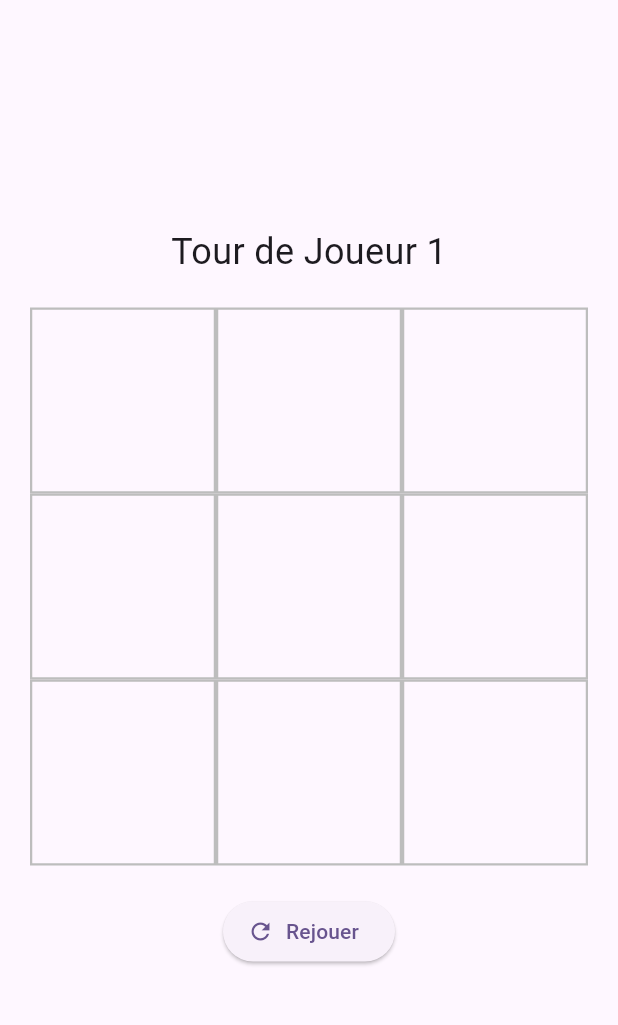
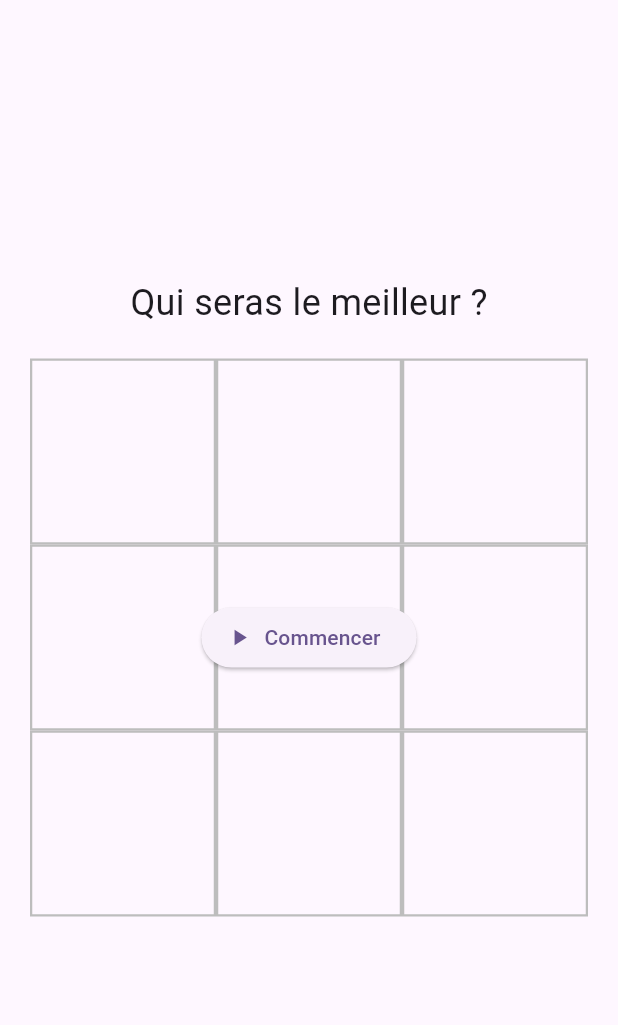
Before and after one commit to PerezdelaLamaJulien/tic_tac_toe, a Flutter app: the screen it shows after launch, on a phone screen of 412 x 824 dp, the part 63-1088 px from its top. Run offline on Flutter 3.47's test engine with Material 3 defaults, Android fonts, the phone set to English and light mode, and no system bars; our stand-ins replace flutter_riverpod; missing offline and left inert: matrix4_transform.

Commit message:
Add coin flip to define starting player (#2)

```diff
--- a/lib/game/models/player.dart
+++ b/lib/game/models/player.dart
@@ -1,13 +1,12 @@
-
 enum Player { one, two }
 
 extension PlayerExtension on Player {
   String get playerName {
     switch (this) {
       case Player.one:
-        return 'Joueur 1';
+        return 'Joueur Bleu';
       case Player.two:
-        return 'Joueur 2';
-      }
+        return 'Joueur Rouge';
+    }
   }
 }
--- a/lib/game/models/tile_state.dart
+++ b/lib/game/models/tile_state.dart
@@ -19,7 +19,7 @@ extension TileStateExtension on TileState {
       case TileState.one:
         return Colors.indigo;
       case TileState.two:
-        return Colors.red;
+        return Colors.red.shade700;
       default:
         return Colors.transparent;
     }
@@ -30,7 +30,7 @@ extension TileStateExtension on TileState {
       case TileState.one:
         return Colors.blueAccent;
       case TileState.two:
-        return Colors.pinkAccent;
+        return Colors.redAccent;
       default:
         return Colors.transparent;
     }
--- a/lib/ui/board_game.dart
+++ b/lib/ui/board_game.dart
@@ -5,32 +5,58 @@ import 'package:tic_tac_toe/game/game_notifier.dart';
 import 'board_tile.dart';
 
 class BoardGame extends ConsumerWidget {
-  const BoardGame({
-    super.key,
-  });
+  final Function() onStartGame;
+
+  const BoardGame({super.key, required this.onStartGame});
 
   @override
   Widget build(BuildContext context, WidgetRef ref) {
     final game = ref.watch(gameProvider);
     final controller = ref.read(gameProvider.notifier);
 
-    return AspectRatio(
+    return Stack(
+      children: [
+        AspectRatio(
           aspectRatio: 1,
           child: GridView.builder(
             itemCount: 9,
             physics: NeverScrollableScrollPhysics(),
             gridDelegate: const SliverGridDelegateWithFixedCrossAxisCount(
-            crossAxisCount: 3),
+              crossAxisCount: 3,
+            ),
             itemBuilder: (context, index) {
               final isHighlighted = game.winningLine?.contains(index) ?? false;
               return BoardTile(
                 state: game.board[index],
                 onTap: () => controller.playMove(index),
+                gameHasBegun: game.hasBegun,
                 isHighlighted: isHighlighted,
                 winningLineState: game.winningLineState,
               );
             },
           ),
+        ),
+        if (game.hasBegun == false)
+          Positioned.fill(
+            child: Center(
+              child: ElevatedButton.icon(
+                onPressed: onStartGame,
+                icon: Icon(Icons.play_arrow),
+                label: Text("Commencer"),
+              ),
+            ),
+          ),
+        if (game.winner != null || game.isDraw)
+          Positioned.fill(
+            child: Center(
+              child: ElevatedButton.icon(
+                onPressed: onStartGame,
+                icon: Icon(Icons.refresh),
+                label: Text("Rejouer"),
+              ),
+            ),
+          ),
+      ],
     );
   }
 }
--- a/lib/ui/board_tile.dart
+++ b/lib/ui/board_tile.dart
@@ -6,12 +6,14 @@ class BoardTile extends StatelessWidget {
   final TileState state;
   final VoidCallback onTap;
   final bool isHighlighted;
+  final bool gameHasBegun;
   final WinningLineState? winningLineState;
 
   const BoardTile({
     super.key,
     required this.state,
     required this.onTap,
+    required this.gameHasBegun,
     this.isHighlighted = false,
     this.winningLineState,
   });
@@ -19,7 +21,7 @@ class BoardTile extends StatelessWidget {
   @override
   Widget build(BuildContext context) {
     return GestureDetector(
-      onTap: state == TileState.empty ? onTap : null,
+      onTap: gameHasBegun && state == TileState.empty ? onTap : null,
       child: Stack(
         alignment: Alignment.center,
         children: [
@@ -28,7 +30,7 @@ class BoardTile extends StatelessWidget {
             decoration: BoxDecoration(
               border: Border.all(color: Colors.grey.shade400, width: 1.5),
               color: isHighlighted
-                  ? state.backgroundColor.withOpacity(0.1)
+                  ? state.backgroundColor.withAlpha(25)
                   : Colors.transparent,
             ),
             child: Center(
@@ -45,12 +47,13 @@ class BoardTile extends StatelessWidget {
 
           if (isHighlighted && winningLineState != null)
             Transform(
-              transform: winningLineState!.matrix4Transform(MediaQuery.of(context).orientation),
+              transform: winningLineState!.matrix4Transform(
+                MediaQuery.of(context).orientation,
+              ),
               child: Container(width: 200, height: 6, color: state.iconColor),
             ),
         ],
       ),
     );
   }
-
 }
--- a/lib/ui/game_screen.dart
+++ b/lib/ui/game_screen.dart
@@ -1,7 +1,8 @@
 import 'package:flutter/material.dart';
 import 'package:flutter_riverpod/flutter_riverpod.dart';
 import 'package:tic_tac_toe/game/game_notifier.dart';
-import 'package:tic_tac_toe/game/models/player.dart';
+import 'package:tic_tac_toe/game/models/game_state.dart';
+import 'package:tic_tac_toe/ui/coin_flip.dart';
 import 'board_game.dart';
 
 class GameScreen extends ConsumerWidget {
@@ -10,16 +11,6 @@ class GameScreen extends ConsumerWidget {
   @override
   Widget build(BuildContext context, WidgetRef ref) {
     final game = ref.watch(gameProvider);
-    final controller = ref.read(gameProvider.notifier);
-
-    String status;
-    if (game.winner != null) {
-      status = "Le ${game.winner!.playerName} a gagné 🎉";
-    } else if (game.isDraw) {
-      status = "Match nul 😐";
-    } else {
-      status = "Tour de ${game.currentPlayer.playerName}";
-    }
 
     return Scaffold(
       appBar: AppBar(title: const Text('Tic Tac Toe'), centerTitle: true),
@@ -32,12 +23,9 @@ class GameScreen extends ConsumerWidget {
                 mainAxisAlignment: MainAxisAlignment.center,
                 spacing: 20,
                 children: [
-                  Text(status, style: const TextStyle(fontSize: 24)),
-                  BoardGame(),
-                  ElevatedButton.icon(
-                    onPressed: controller.reset,
-                    icon: const Icon(Icons.refresh),
-                    label: const Text("Rejouer"),
+                  Text(game.status, style: const TextStyle(fontSize: 24)),
+                  BoardGame(
+                    onStartGame: () => showCoinTossDialog(context, ref),
                   ),
                 ],
               );
@@ -45,7 +33,11 @@ class GameScreen extends ConsumerWidget {
               return Row(
                 mainAxisAlignment: MainAxisAlignment.spaceEvenly,
                 children: [
-                  Flexible(child: BoardGame()),
+                  Flexible(
+                    child: BoardGame(
+                      onStartGame: () => showCoinTossDialog(context, ref),
+                    ),
+                  ),
                   SizedBox(
                     width: 250,
                     child: Column(
@@ -54,12 +46,12 @@ class GameScreen extends ConsumerWidget {
                       spacing: 20,
                       children: [
                         Text(
-                          status,
+                          game.status,
                           textAlign: TextAlign.center,
                           style: const TextStyle(fontSize: 24),
                         ),
                         ElevatedButton.icon(
-                          onPressed: controller.reset,
+                          onPressed: () => showCoinTossDialog(context, ref),
                           icon: const Icon(Icons.refresh),
                           label: const Text("Rejouer"),
                         ),
@@ -74,4 +66,23 @@ class GameScreen extends ConsumerWidget {
       ),
     );
   }
+
+  Future<void> showCoinTossDialog(BuildContext context, WidgetRef ref) async {
+    showDialog(
+      context: context,
+      builder: (context) => Dialog(
+        backgroundColor: Colors.white,
+        shape: RoundedRectangleBorder(borderRadius: BorderRadius.circular(16)),
+        child: Padding(
+          padding: const EdgeInsets.all(24),
+          child: CoinFlip(
+            onResult: (player) {
+              ref.read(gameProvider.notifier).startGame(player);
+              Navigator.pop(context);
+            },
+          ),
+        ),
+      ),
+    );
+  }
 }
```
Also changed, not shown: lib/game/game_notifier.dart (+8 -2 lines), lib/game/models/game_state.dart (+20 -1 lines), lib/game/models/winning_line_state.dart (+10 -13 lines), lib/ui/coin_flip.dart (added, +113 -0 lines). Lines whose indentation alone changed are shown as unchanged.
